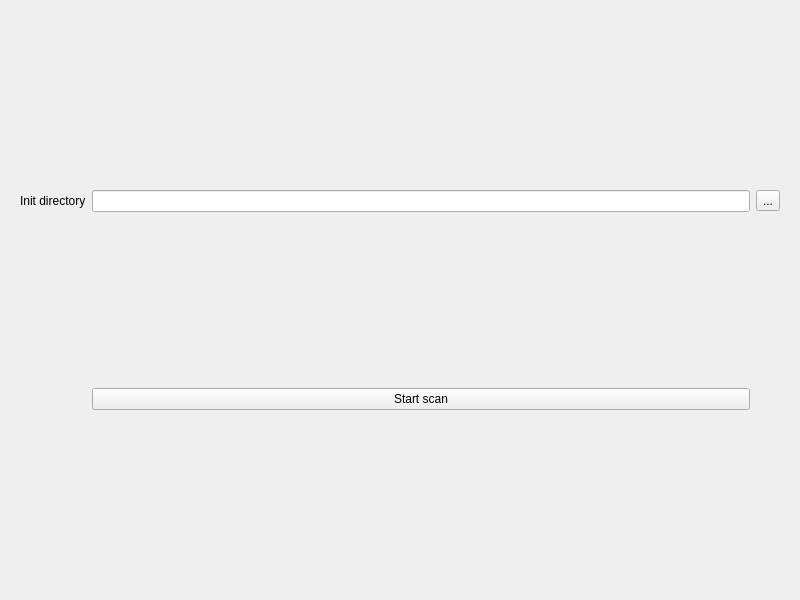
Qt form DuplicateFinder/widget.ui (LvYegor/DuplicateFinder) before a commit.
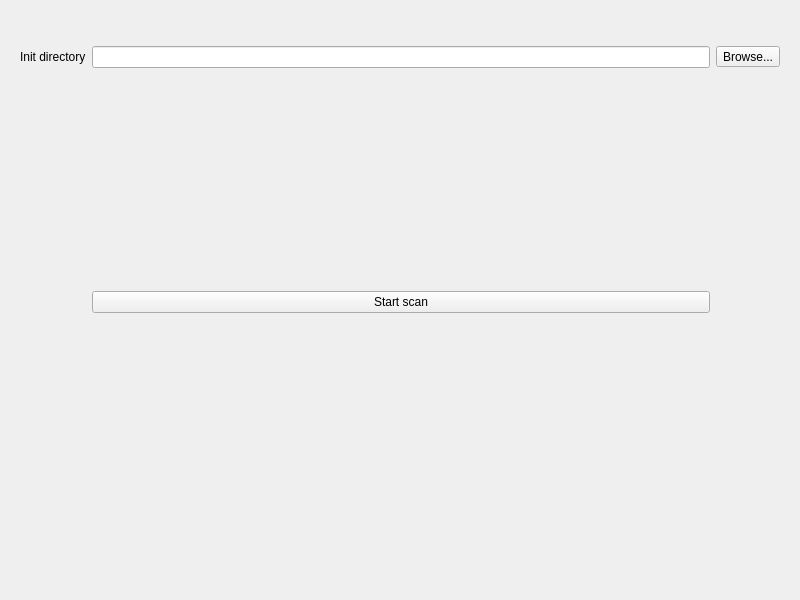
The same form after that commit. Icons and pictures are not drawn.

What changed in the file:
```diff
--- a/DuplicateFinder/widget.ui
+++ b/DuplicateFinder/widget.ui
@@ -20,30 +20,100 @@
       <number>0</number>
      </property>
      <widget class="QWidget" name="page_4">
-      <layout class="QGridLayout" name="gridLayout_6">
+      <layout class="QGridLayout" name="gridLayout_3">
+       <item row="1" column="0">
+        <layout class="QGridLayout" name="gridLayout_2">
+         <item row="3" column="1">
+          <widget class="QPushButton" name="pushButton_2">
+           <property name="text">
+            <string>Start scan</string>
+           </property>
+          </widget>
+         </item>
+         <item row="1" column="1">
+          <widget class="QLineEdit" name="lineEdit_8"/>
+         </item>
+         <item row="1" column="2">
+          <widget class="QToolButton" name="toolButton_2">
+           <property name="text">
+            <string>Browse...</string>
+           </property>
+          </widget>
+         </item>
+         <item row="1" column="0">
+          <widget class="QLabel" name="label_3">
+           <property name="text">
+            <string>Init directory</string>
+           </property>
+          </widget>
+         </item>
+         <item row="2" column="1">
+          <spacer name="verticalSpacer_2">
+           <property name="orientation">
+            <enum>Qt::Vertical</enum>
+           </property>
+           <property name="sizeHint" stdset="0">
+            <size>
+             <width>20</width>
+             <height>40</height>
+            </size>
+           </property>
+          </spacer>
+         </item>
+        </layout>
+       </item>
        <item row="0" column="0">
-        <widget class="QLabel" name="label_3">
-         <property name="text">
-          <string>Init directory</string>
-         </property>
-        </widget>
+        <layout class="QHBoxLayout" name="horizontalLayout">
+         <item>
+          <spacer name="horizontalSpacer_2">
+           <property name="orientation">
+            <enum>Qt::Horizontal</enum>
+           </property>
+           <property name="sizeHint" stdset="0">
+            <size>
+             <width>40</width>
+             <height>20</height>
+            </size>
+           </property>
+          </spacer>
+         </item>
+         <item>
+          <widget class="QLabel" name="label">
+           <property name="text">
+            <string/>
+           </property>
+           <property name="pixmap">
+            <pixmap>../../CourseProject/logo1.png</pixmap>
+           </property>
+          </widget>
+         </item>
+         <item>
+          <spacer name="horizontalSpacer">
+           <property name="orientation">
+            <enum>Qt::Horizontal</enum>
+           </property>
+           <property name="sizeHint" stdset="0">
+            <size>
+             <width>40</width>
+             <height>20</height>
+            </size>
+           </property>
+          </spacer>
+         </item>
+        </layout>
        </item>
-       <item row="0" column="1">
-        <widget class="QLineEdit" name="lineEdit_8"/>
-       </item>
-       <item row="0" column="2">
-        <widget class="QToolButton" name="toolButton_2">
-         <property name="text">
-          <string>...</string>
+       <item row="2" column="0">
+        <spacer name="verticalSpacer">
+         <property name="orientation">
+          <enum>Qt::Vertical</enum>
          </property>
-        </widget>
-       </item>
-       <item row="1" column="1">
-        <widget class="QPushButton" name="pushButton_2">
-         <property name="text">
-          <string>Start scan</string>
+         <property name="sizeHint" stdset="0">
+          <size>
+           <width>20</width>
+           <height>40</height>
+          </size>
          </property>
-        </widget>
+        </spacer>
        </item>
       </layout>
      </widget>
```
